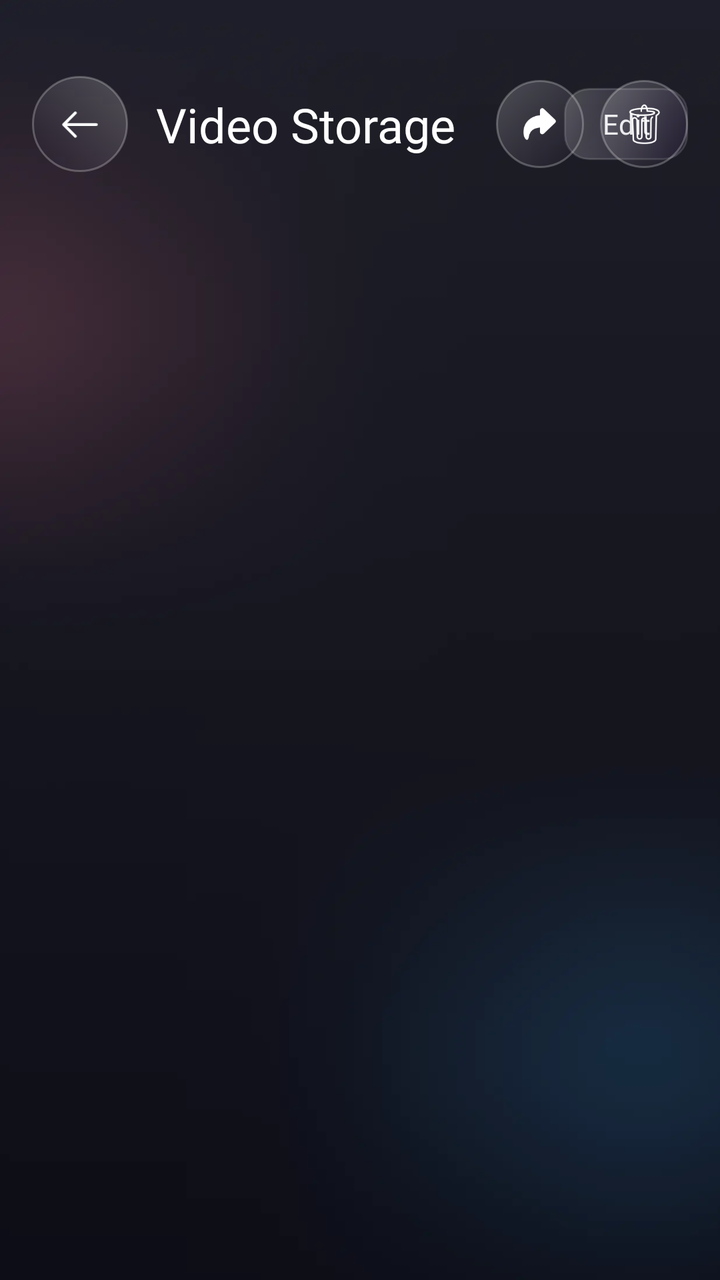
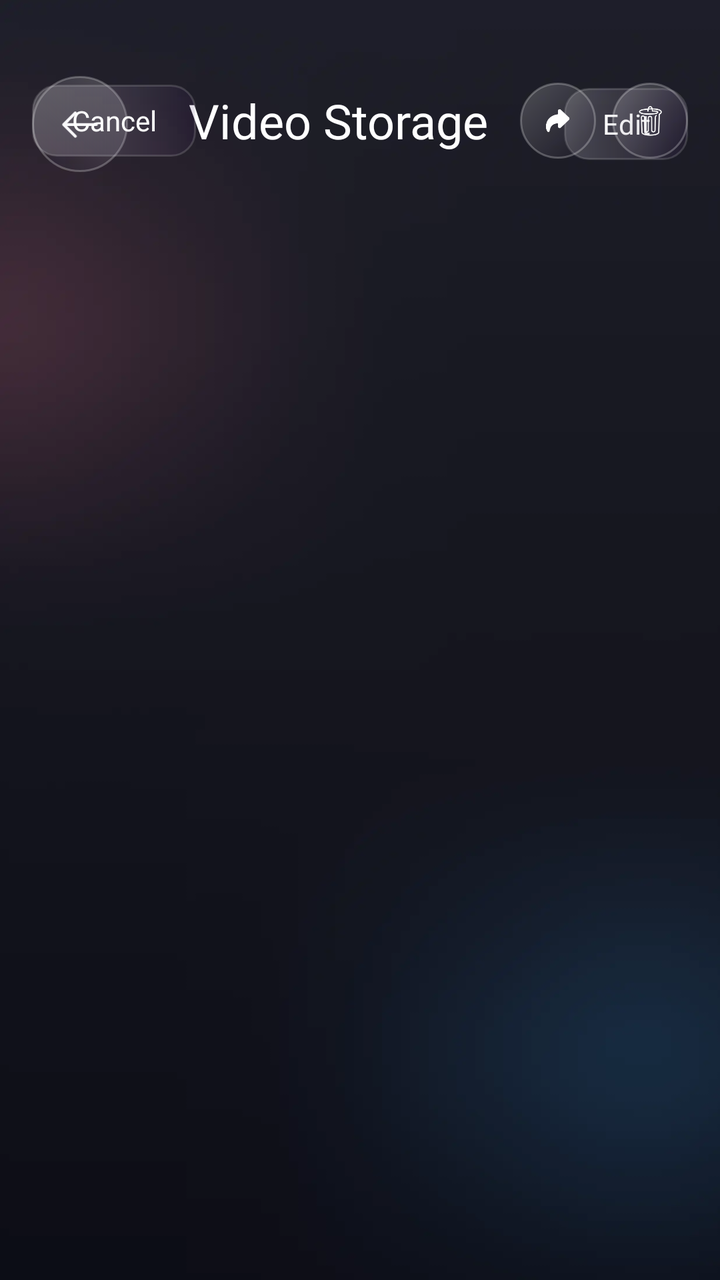

Screens rendered from an Android XML layout before and after an edit, with the pre-edit source and the edit as a unified diff.
<!-- AndroidManifest.xml: application theme Theme.BaseProject -->
<!-- res/layout/fragment_video_list.xml -->
<?xml version="1.0" encoding="utf-8"?>
<androidx.constraintlayout.widget.ConstraintLayout xmlns:android="http://schemas.android.com/apk/res/android"
    xmlns:app="http://schemas.android.com/apk/res-auto"
    xmlns:tools="http://schemas.android.com/tools"
    android:layout_width="match_parent"
    android:layout_height="match_parent"
    android:background="@drawable/bg_main">

    <ImageView
        android:id="@+id/ivBack"
        android:layout_width="48dp"
        android:layout_height="48dp"
        android:layout_marginStart="16dp"
        android:layout_marginTop="38dp"
        android:background="@drawable/bg_glass_icon_button"
        android:foreground="?attr/selectableItemBackgroundBorderless"
        android:padding="12dp"
        android:scaleX="-1"
        android:src="@drawable/ic_arrow_right"
        app:layout_constraintStart_toStartOf="parent"
        app:layout_constraintTop_toTopOf="parent"
        app:tint="@color/white" />

    <TextView
        android:id="@+id/tvTitle"
        android:layout_width="0dp"
        android:layout_height="wrap_content"
        android:layout_marginStart="14dp"
        android:layout_marginEnd="14dp"
        android:ellipsize="end"
        android:fontFamily="@font/inter_black"
        android:maxLines="1"
        android:text="Video Storage"
        android:textColor="@color/white"
        android:textSize="24sp"
        app:layout_constraintBottom_toBottomOf="@id/ivBack"
        app:layout_constraintEnd_toStartOf="@id/tvEdit"
        app:layout_constraintStart_toEndOf="@id/ivBack"
        app:layout_constraintTop_toTopOf="@id/ivBack" />

    <TextView
        android:id="@+id/tvCancel"
        android:layout_width="wrap_content"
        android:layout_height="36dp"
        android:layout_marginStart="16dp"
        android:background="@drawable/bg_glass_chip"
        android:fontFamily="@font/inter_extra_bold"
        android:gravity="center"
        android:minWidth="82dp"
        android:paddingHorizontal="14dp"
        android:text="Cancel"
        android:textColor="@color/white"
        android:textSize="14sp"
        android:visibility="gone"
        app:layout_constraintBottom_toBottomOf="@id/ivBack"
        app:layout_constraintStart_toStartOf="parent"
        app:layout_constraintTop_toTopOf="@id/ivBack" />

    <TextView
        android:id="@+id/tvEdit"
        android:layout_width="wrap_content"
        android:layout_height="36dp"
        android:layout_marginEnd="16dp"
        android:background="@drawable/bg_glass_chip"
        android:fontFamily="@font/inter_extra_bold"
        android:gravity="center"
        android:minWidth="62dp"
        android:paddingHorizontal="14dp"
        android:text="Edit"
        android:textColor="@color/white"
        android:textSize="14sp"
        app:layout_constraintBottom_toBottomOf="@id/ivBack"
        app:layout_constraintEnd_toEndOf="parent"
        app:layout_constraintTop_toTopOf="@id/ivBack" />

    <ImageView
        android:id="@+id/ivVideoCheck"
        android:layout_width="44dp"
        android:layout_height="44dp"
        android:layout_marginEnd="16dp"
        android:background="@drawable/bg_glass_icon_button"
        android:padding="10dp"
        android:src="@drawable/ic_check"
        android:visibility="gone"
        app:layout_constraintBottom_toBottomOf="@id/ivBack"
        app:layout_constraintEnd_toEndOf="parent"
        app:layout_constraintTop_toTopOf="@id/ivBack"
        app:tint="@color/white" />

    <ImageView
        android:id="@+id/ivTrash"
        android:layout_width="44dp"
        android:layout_height="44dp"
        android:layout_marginEnd="16dp"
        android:background="@drawable/bg_glass_icon_button"
        android:padding="10dp"
        android:src="@drawable/ic_trash"
        app:layout_constraintBottom_toBottomOf="@id/ivBack"
        app:layout_constraintEnd_toEndOf="parent"
        app:layout_constraintTop_toTopOf="@id/ivBack"
        app:tint="@color/white" />

    <ImageView
        android:id="@+id/ivShare"
        android:layout_width="44dp"
        android:layout_height="44dp"
        android:layout_marginEnd="8dp"
        android:background="@drawable/bg_glass_icon_button"
        android:padding="11dp"
        android:src="@drawable/ic_share"
        app:layout_constraintBottom_toBottomOf="@id/ivTrash"
        app:layout_constraintEnd_toStartOf="@id/ivTrash"
        app:layout_constraintTop_toTopOf="@id/ivTrash"
        app:tint="@color/white" />

    <androidx.recyclerview.widget.RecyclerView
        android:id="@+id/rcv_all_photo"
        android:layout_width="0dp"
        android:layout_height="0dp"
        android:layout_marginTop="18dp"
        android:clipToPadding="false"
        android:paddingHorizontal="8dp"
        android:paddingBottom="20dp"
        app:layout_constraintBottom_toBottomOf="parent"
        app:layout_constraintEnd_toEndOf="parent"
        app:layout_constraintStart_toStartOf="parent"
        app:layout_constraintTop_toBottomOf="@id/ivBack"
        tools:listitem="@layout/item_video_thumb" />

</androidx.constraintlayout.widget.ConstraintLayout>
<!-- res/layout/item_video_thumb.xml (included above) -->
<?xml version="1.0" encoding="utf-8"?>
<androidx.constraintlayout.widget.ConstraintLayout xmlns:android="http://schemas.android.com/apk/res/android"
    xmlns:app="http://schemas.android.com/apk/res-auto"
    android:layout_width="match_parent"
    android:layout_height="wrap_content"
    android:layout_margin="6dp"
    android:background="@drawable/bg_gallery_item"
    android:padding="6dp">

    <androidx.constraintlayout.utils.widget.ImageFilterView
        android:id="@+id/thumb_gallery"
        android:layout_width="0dp"
        android:layout_height="0dp"
        android:background="@color/transparent"
        android:scaleType="centerCrop"
        android:src="@color/black"
        app:layout_constraintDimensionRatio="1:1"
        app:layout_constraintEnd_toEndOf="parent"
        app:layout_constraintStart_toStartOf="parent"
        app:layout_constraintTop_toTopOf="parent"
        app:round="16dp" />

    <androidx.constraintlayout.utils.widget.ImageFilterView
        android:id="@+id/blackOverlay"
        android:layout_width="0dp"
        android:layout_height="0dp"
        android:src="@color/video_selected_overlay"
        android:visibility="gone"
        app:layout_constraintBottom_toBottomOf="@id/thumb_gallery"
        app:layout_constraintEnd_toEndOf="@id/thumb_gallery"
        app:layout_constraintStart_toStartOf="@id/thumb_gallery"
        app:layout_constraintTop_toTopOf="@id/thumb_gallery"
        app:round="16dp" />

    <ImageView
        android:id="@+id/check"
        android:layout_width="24dp"
        android:layout_height="24dp"
        android:layout_margin="8dp"
        android:background="@drawable/bg_glass_icon_button"
        android:padding="5dp"
        android:src="@drawable/ic_check"
        android:visibility="gone"
        app:layout_constraintEnd_toEndOf="@id/thumb_gallery"
        app:layout_constraintTop_toTopOf="@id/thumb_gallery"
        app:tint="@color/white" />

    <TextView
        android:id="@+id/tvTitle"
        android:layout_width="0dp"
        android:layout_height="wrap_content"
        android:layout_marginTop="7dp"
        android:ellipsize="end"
        android:fontFamily="@font/inter_bold"
        android:gravity="center"
        android:maxLines="1"
        android:text="Date Title"
        android:textColor="#E7DEFF"
        android:textSize="11sp"
        app:layout_constraintEnd_toEndOf="parent"
        app:layout_constraintStart_toStartOf="parent"
        app:layout_constraintTop_toBottomOf="@id/thumb_gallery" />

</androidx.constraintlayout.widget.ConstraintLayout>
<!-- resources referenced by this layout -->
<resources>
  <color name="black">#FF000000</color>
  <color name="transparent">#00000000</color>
  <color name="video_selected_overlay">#994B1FE8</color>
  <color name="white">#FFFFFFFF</color>
  <!-- drawable bg_gallery_item (drawable) -->
  <?xml version="1.0" encoding="utf-8"?>
  <shape xmlns:android="http://schemas.android.com/apk/res/android">
      <gradient
          android:angle="315"
          android:endColor="#35100820"
          android:startColor="#26FFFFFF" />
      <corners android:radius="20dp" />
      <stroke
          android:width="1dp"
          android:color="#24FFFFFF" />
  </shape>
  <!-- drawable bg_glass_chip (drawable) -->
  <?xml version="1.0" encoding="utf-8"?>
  <shape xmlns:android="http://schemas.android.com/apk/res/android">
      <gradient
          android:angle="0"
          android:endColor="#223A185B"
          android:startColor="#33FFFFFF" />
      <corners android:radius="12dp" />
      <stroke
          android:width="1dp"
          android:color="#26FFFFFF" />
  </shape>
  <!-- drawable bg_glass_icon_button (drawable) -->
  <?xml version="1.0" encoding="utf-8"?>
  <ripple xmlns:android="http://schemas.android.com/apk/res/android"
      android:color="#33FFFFFF">
      <item>
          <shape android:shape="oval">
              <gradient
                  android:angle="315"
                  android:endColor="#33110922"
                  android:startColor="#36FFFFFF" />
              <stroke
                  android:width="1dp"
                  android:color="#40FFFFFF" />
          </shape>
      </item>
  </ripple>
  <!-- drawable bg_main: webp bitmap (drawable, 88712 bytes) -->
  <!-- drawable ic_arrow_right (drawable) -->
  <vector xmlns:android="http://schemas.android.com/apk/res/android"
      android:width="24dp"
      android:height="25dp"
      android:viewportWidth="24"
      android:viewportHeight="25">
    <path
        android:pathData="M14.43,6.74L20.5,12.81L14.43,18.88"
        android:strokeLineJoin="round"
        android:strokeWidth="1.5"
        android:fillColor="#00000000"
        android:strokeColor="#336FEF"
        android:strokeLineCap="round"/>
    <path
        android:pathData="M3.5,12.811H20.33"
        android:strokeLineJoin="round"
        android:strokeWidth="1.5"
        android:fillColor="#00000000"
        android:strokeColor="#336FEF"
        android:strokeLineCap="round"/>
  </vector>
  <!-- drawable ic_check: webp bitmap (drawable, 370 bytes) -->
  <!-- drawable ic_share: webp bitmap (drawable, 692 bytes) -->
  <!-- drawable ic_trash: webp bitmap (drawable, 1750 bytes) -->
  <style name="Theme.BaseProject" parent="Base.Theme.BaseProject" />
  <style name="Base.Theme.BaseProject" parent="Theme.MaterialComponents.Light.NoActionBar">
          
          <item name="colorPrimary">@color/purple_500</item>
          <item name="colorPrimaryVariant">@color/purple_700</item>
          <item name="colorOnPrimary">@color/white</item>
          
          <item name="colorSecondary">@color/teal_200</item>
          <item name="colorSecondaryVariant">@color/teal_700</item>
          <item name="colorOnSecondary">@color/black</item>
          
          <item name="android:statusBarColor">?attr/colorPrimaryVariant</item>
          
          
          <item name="android:colorControlHighlight">@color/ripple_color_main</item>
      </style>
  <color name="purple_500">#FF6200EE</color>
  <color name="purple_700">#FF3700B3</color>
  <color name="teal_200">#FF03DAC5</color>
  <color name="teal_700">#FF018786</color>
  <color name="ripple_color_main">#2DE14EFE</color>
</resources>

<!-- the commit's change to res/layout/fragment_video_list.xml (unified diff, before → after) -->
@@ -23,7 +23,7 @@
 
     <TextView
         android:id="@+id/tvTitle"
-        android:layout_width="0dp"
+        android:layout_width="wrap_content"
         android:layout_height="wrap_content"
         android:layout_marginStart="14dp"
         android:layout_marginEnd="14dp"
@@ -32,11 +32,12 @@
         android:maxLines="1"
         android:text="Video Storage"
         android:textColor="@color/white"
+        app:layout_constraintHorizontal_bias="0.44"
         android:textSize="24sp"
-        app:layout_constraintBottom_toBottomOf="@id/ivBack"
-        app:layout_constraintEnd_toStartOf="@id/tvEdit"
-        app:layout_constraintStart_toEndOf="@id/ivBack"
-        app:layout_constraintTop_toTopOf="@id/ivBack" />
+        app:layout_constraintEnd_toEndOf="parent"
+        android:layout_marginTop="44dp"
+        app:layout_constraintStart_toStartOf="parent"
+        app:layout_constraintTop_toTopOf="parent" />
 
     <TextView
         android:id="@+id/tvCancel"
@@ -47,14 +48,12 @@
         android:fontFamily="@font/inter_extra_bold"
         android:gravity="center"
         android:minWidth="82dp"
-        android:paddingHorizontal="14dp"
         android:text="Cancel"
         android:textColor="@color/white"
         android:textSize="14sp"
-        android:visibility="gone"
-        app:layout_constraintBottom_toBottomOf="@id/ivBack"
+        app:layout_constraintBottom_toBottomOf="@id/tvTitle"
         app:layout_constraintStart_toStartOf="parent"
-        app:layout_constraintTop_toTopOf="@id/ivBack" />
+        app:layout_constraintTop_toTopOf="@id/tvTitle" />
 
     <TextView
         android:id="@+id/tvEdit"
@@ -89,21 +88,21 @@
 
     <ImageView
         android:id="@+id/ivTrash"
-        android:layout_width="44dp"
-        android:layout_height="44dp"
+        android:layout_width="38dp"
+        android:layout_height="38dp"
         android:layout_marginEnd="16dp"
         android:background="@drawable/bg_glass_icon_button"
         android:padding="10dp"
         android:src="@drawable/ic_trash"
-        app:layout_constraintBottom_toBottomOf="@id/ivBack"
+        app:layout_constraintBottom_toBottomOf="@id/tvTitle"
         app:layout_constraintEnd_toEndOf="parent"
-        app:layout_constraintTop_toTopOf="@id/ivBack"
+        app:layout_constraintTop_toTopOf="@id/tvTitle"
         app:tint="@color/white" />
 
     <ImageView
         android:id="@+id/ivShare"
-        android:layout_width="44dp"
-        android:layout_height="44dp"
+        android:layout_width="38dp"
+        android:layout_height="38dp"
         android:layout_marginEnd="8dp"
         android:background="@drawable/bg_glass_icon_button"
         android:padding="11dp"
@@ -124,7 +123,7 @@
         app:layout_constraintBottom_toBottomOf="parent"
         app:layout_constraintEnd_toEndOf="parent"
         app:layout_constraintStart_toStartOf="parent"
-        app:layout_constraintTop_toBottomOf="@id/ivBack"
+        app:layout_constraintTop_toBottomOf="@id/tvTitle"
         tools:listitem="@layout/item_video_thumb" />
 
 </androidx.constraintlayout.widget.ConstraintLayout>
